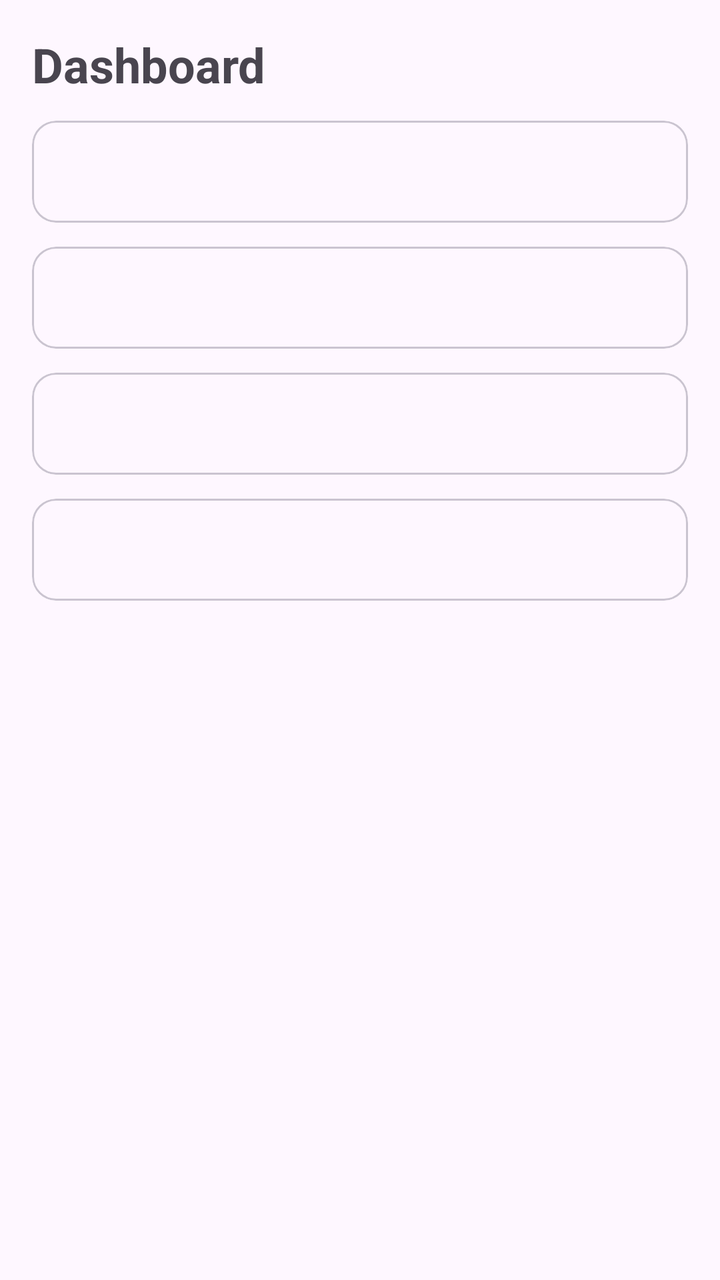
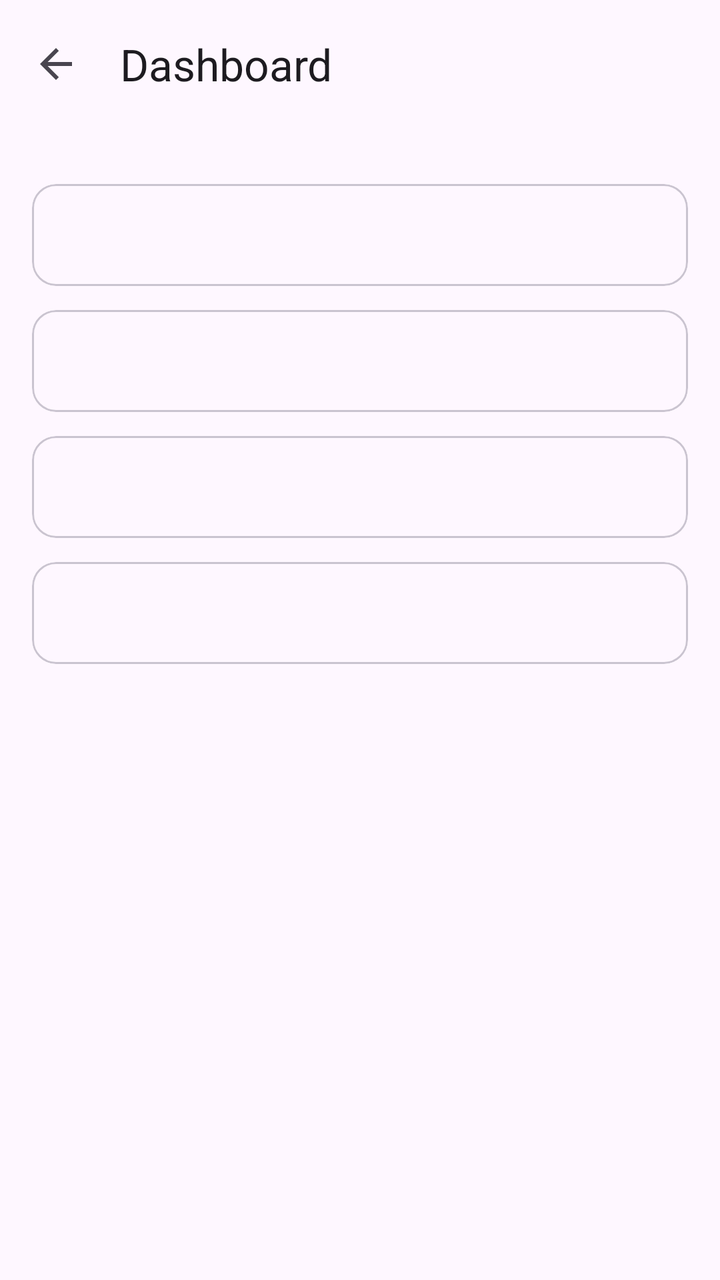

Compare the two renders of this Android layout. The source of the first and the diff that turns it into the second are given below.
<!-- AndroidManifest.xml: application theme Theme.Ticketree -->
<!-- res/layout/activity_organizer_dashboard.xml -->
<?xml version="1.0" encoding="utf-8"?>
<ScrollView xmlns:android="http://schemas.android.com/apk/res/android"
    android:layout_width="match_parent"
    android:layout_height="match_parent"
    android:fitsSystemWindows="true">

    <LinearLayout
        android:layout_width="match_parent"
        android:layout_height="wrap_content"
        android:orientation="vertical"
        android:padding="16dp">

        <com.google.android.material.textview.MaterialTextView
            android:layout_width="match_parent"
            android:layout_height="wrap_content"
            android:text="Dashboard"
            android:textSize="24sp"
            android:textStyle="bold" />

        <com.google.android.material.card.MaterialCardView
            android:layout_width="match_parent"
            android:layout_height="wrap_content"
            android:layout_marginTop="12dp">

            <com.google.android.material.textview.MaterialTextView
                android:id="@+id/tvOverview"
                android:layout_width="match_parent"
                android:layout_height="wrap_content"
                android:padding="16dp" />
        </com.google.android.material.card.MaterialCardView>

        <com.google.android.material.card.MaterialCardView
            android:layout_width="match_parent"
            android:layout_height="wrap_content"
            android:layout_marginTop="12dp">

            <com.google.android.material.textview.MaterialTextView
                android:id="@+id/tvByType"
                android:layout_width="match_parent"
                android:layout_height="wrap_content"
                android:padding="16dp" />
        </com.google.android.material.card.MaterialCardView>

        <com.google.android.material.card.MaterialCardView
            android:layout_width="match_parent"
            android:layout_height="wrap_content"
            android:layout_marginTop="12dp">

            <com.google.android.material.textview.MaterialTextView
                android:id="@+id/tvInventory"
                android:layout_width="match_parent"
                android:layout_height="wrap_content"
                android:padding="16dp" />
        </com.google.android.material.card.MaterialCardView>

        <com.google.android.material.card.MaterialCardView
            android:layout_width="match_parent"
            android:layout_height="wrap_content"
            android:layout_marginTop="12dp">

            <com.google.android.material.textview.MaterialTextView
                android:id="@+id/tvByDate"
                android:layout_width="match_parent"
                android:layout_height="wrap_content"
                android:padding="16dp" />
        </com.google.android.material.card.MaterialCardView>
    </LinearLayout>
</ScrollView>
<!-- resources referenced by this layout -->
<resources>
  <style name="Theme.Ticketree" parent="Base.Theme.Ticketree" />
  <style name="Base.Theme.Ticketree" parent="Theme.Material3.DayNight.NoActionBar">
          
          
      </style>
</resources>

<!-- the commit's change to res/layout/activity_organizer_dashboard.xml (unified diff, before → after) -->
@@ -1,21 +1,26 @@
 <?xml version="1.0" encoding="utf-8"?>
+<LinearLayout xmlns:android="http://schemas.android.com/apk/res/android"
+    xmlns:app="http://schemas.android.com/apk/res-auto"
+    android:layout_width="match_parent"
+    android:layout_height="match_parent"
+    android:fitsSystemWindows="true"
+    android:orientation="vertical">
+    <com.google.android.material.appbar.MaterialToolbar
+        android:id="@+id/toolbar"
+        android:layout_width="match_parent"
+        android:layout_height="?attr/actionBarSize"
+        app:navigationIcon="@drawable/ic_back"
+        app:title="Dashboard" />
 <ScrollView xmlns:android="http://schemas.android.com/apk/res/android"
     android:layout_width="match_parent"
-    android:layout_height="match_parent"
-    android:fitsSystemWindows="true">
+    android:layout_height="0dp"
+    android:layout_weight="1">
 
     <LinearLayout
         android:layout_width="match_parent"
         android:layout_height="wrap_content"
         android:orientation="vertical"
         android:padding="16dp">
-
-        <com.google.android.material.textview.MaterialTextView
-            android:layout_width="match_parent"
-            android:layout_height="wrap_content"
-            android:text="Dashboard"
-            android:textSize="24sp"
-            android:textStyle="bold" />
 
         <com.google.android.material.card.MaterialCardView
             android:layout_width="match_parent"
@@ -66,3 +71,4 @@
         </com.google.android.material.card.MaterialCardView>
     </LinearLayout>
 </ScrollView>
+</LinearLayout>
<!-- resource entries referenced after the edit -->
@@ -1,5 +1,16 @@
 <!-- resources referenced by this layout -->
 <resources>
+  <!-- drawable ic_back (drawable) -->
+  <vector xmlns:android="http://schemas.android.com/apk/res/android"
+      android:width="24dp"
+      android:height="24dp"
+      android:tint="?attr/colorControlNormal"
+      android:viewportWidth="24"
+      android:viewportHeight="24">
+      <path
+          android:fillColor="@android:color/white"
+          android:pathData="M20,11H7.83l5.59,-5.59L12,4l-8,8 8,8 1.41,-1.41L7.83,13H20v-2z" />
+  </vector>
   <style name="Theme.Ticketree" parent="Base.Theme.Ticketree" />
   <style name="Base.Theme.Ticketree" parent="Theme.Material3.DayNight.NoActionBar">
           
